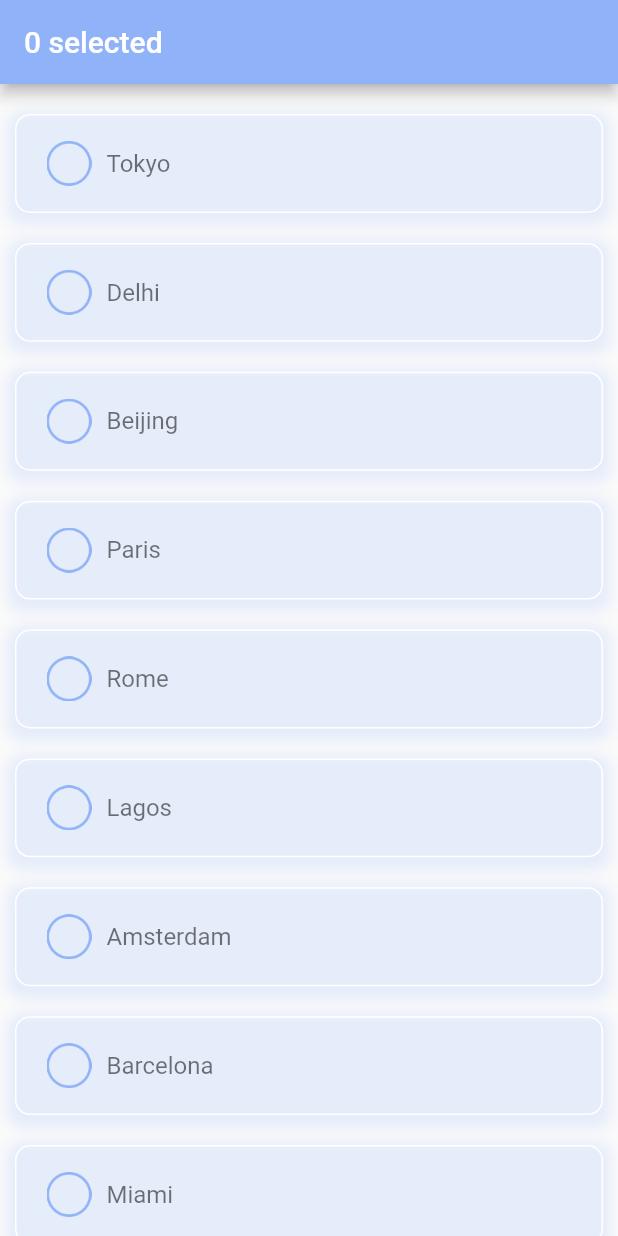
After one commit to YouMe6110/Weather-App, a Flutter app: the screen it shows after launch, after a tap on "Get started", on a phone screen of 412 x 824 dp. The commit adds this screen. Run offline on Flutter 3.47's test engine with Material 2 defaults, Android fonts, the phone set to English and light mode, and no system bars.

Commit message:
Flutter UI

```diff
--- /dev/null
+++ b/lib/models/city.dart
@@ -0,0 +1,72 @@
+class City {
+  bool isSelected;
+  final String city;
+  final String country;
+  final bool isDefault;
+
+  City(
+      {required this.isSelected,
+      required this.city,
+      required this.country,
+      required this.isDefault});
+
+  //List of Cities data
+  static List<City> citiesList = [
+    City(
+        isSelected: false,
+        city: 'London',
+        country: 'United Kindgom',
+        isDefault: true),
+    City(isSelected: false, city: 'Tokyo', country: 'Japan', isDefault: false),
+    City(isSelected: false, city: 'Delhi', country: 'India', isDefault: false),
+    City(
+        isSelected: false, city: 'Beijing', country: 'China', isDefault: false),
+    City(isSelected: false, city: 'Paris', country: 'Paris', isDefault: false),
+    City(isSelected: false, city: 'Rome', country: 'Italy', isDefault: false),
+    City(
+        isSelected: false, city: 'Lagos', country: 'Nigeria', isDefault: false),
+    City(
+        isSelected: false,
+        city: 'Amsterdam',
+        country: 'Netherlands',
+        isDefault: false),
+    City(
+        isSelected: false,
+        city: 'Barcelona',
+        country: 'Spain',
+        isDefault: false),
+    City(
+        isSelected: false,
+        city: 'Miami',
+        country: 'United States',
+        isDefault: false),
+    City(
+        isSelected: false,
+        city: 'Vienna',
+        country: 'Austria',
+        isDefault: false),
+    City(
+        isSelected: false,
+        city: 'Berlin',
+        country: 'Germany',
+        isDefault: false),
+    City(
+        isSelected: false,
+        city: 'Toronto',
+        country: 'Canada',
+        isDefault: false),
+    City(
+        isSelected: false,
+        city: 'Brussels',
+        country: 'Belgium',
+        isDefault: false),
+    City(
+        isSelected: false, city: 'Nairobi', country: 'Kenya', isDefault: false),
+  ];
+
+  //Get the selected cities
+  static List<City> getSelectedCities() {
+    List<City> selectedCities = City.citiesList;
+    return selectedCities.where((city) => city.isSelected == true).toList();
+  }
+}
--- a/lib/models/constants.dart
+++ b/lib/models/constants.dart
@@ -0,0 +1,6 @@
+import 'package:flutter/material.dart';
+
+class Constants {
+  final Color primaryColor = const Color(0xff90B2F9);
+  final Color secondaryColor = const Color(0xff90B2F8);
+}
--- a/lib/ui/get_started.dart
+++ b/lib/ui/get_started.dart
@@ -1,38 +1,49 @@
 import 'package:flutter/material.dart';
+import 'package:weather/models/constants.dart';
+import 'package:weather/ui/welcome.dart';
 
 class GetStarted extends StatelessWidget {
   const GetStarted({Key? key}) : super(key: key);
 
   @override
   Widget build(BuildContext context) {
+    Constants myConstants = Constants();
+
     Size size = MediaQuery.of(context).size;
 
     return Scaffold(
       body: Container(
         width: size.width,
         height: size.height,
-      color: Colors.red,
+        color: myConstants.primaryColor.withOpacity(.5),
         child: Center(
           child: Column(
             mainAxisAlignment: MainAxisAlignment.center,
             crossAxisAlignment: CrossAxisAlignment.center,
+
             children: [
               Image.asset('assets/get-started.png'),
               const SizedBox(height: 30,),
-            Container(
+              GestureDetector(
+                onTap: () {
+                  Navigator.pushReplacement(context,
+                      MaterialPageRoute(builder: (context) => const Welcome()));
+                },
+                child: Container(
                   height: 50,
                   width: size.width * 0.7,
                   decoration: BoxDecoration(
-                color: Colors.blue,
-                borderRadius: const BorderRadius.all(Radius.circular(10),),
-              ),
+                    color: myConstants.primaryColor,
+                    borderRadius: const BorderRadius.all(Radius.circular(10)),),
                   child: const Center(
                     child: Text('Get started', style: TextStyle(color: Colors.white, fontSize: 18),),
                   ),
-            )
+                ),
+              ),
             ],
           ),
         ),
-    ));
+      ),
+    );
   }
 }
--- /dev/null
+++ b/lib/ui/welcome.dart
@@ -0,0 +1,72 @@
+import 'package:flutter/material.dart';
+import 'package:weather/models/city.dart';
+import 'package:weather/models/constants.dart';
+
+class Welcome extends StatefulWidget {
+  const Welcome({Key? key}) : super(key: key);
+
+  @override
+  State<Welcome> createState() => _WelcomeState();
+}
+
+class _WelcomeState extends State<Welcome> {
+  @override
+  Widget build(BuildContext context) {
+    List<City> cities = City.citiesList.where((city) => city.isDefault == false).toList();
+    List<City> selectedCities = City.getSelectedCities();
+
+    Constants myConstants = Constants();
+    Size size = MediaQuery.of(context).size;
+
+    return Scaffold(
+      appBar: AppBar(
+        automaticallyImplyLeading: false,
+        backgroundColor: myConstants.secondaryColor,
+        title: Text(selectedCities.length.toString() + ' selected'),
+      ),
+      body: ListView.builder(
+        physics: const BouncingScrollPhysics(),
+        itemCount: cities.length,
+        itemBuilder: (BuildContext context, int index){
+          return Container(
+            margin: const EdgeInsets.only(left: 10, top: 20, right: 10),
+            padding: const EdgeInsets.symmetric(horizontal: 20),
+            height: size.height * .08,
+            width: size.width,
+            decoration: BoxDecoration(
+                border: cities[index].isSelected == true ? Border.all(
+                  color: myConstants.secondaryColor.withOpacity(.6),
+                  width: 2,
+                ) : Border.all(color: Colors.white),
+                borderRadius: const BorderRadius.all(Radius.circular(10)),
+                boxShadow: [
+                  BoxShadow(
+                    color: myConstants.primaryColor.withOpacity(.2),
+                    spreadRadius: 5,
+                    blurRadius: 7,
+                    offset: const Offset(0, 3),
+                  )
+                ]
+            ),
+            child: Row(
+              children: [
+                GestureDetector(
+                    onTap: (){
+                      setState(() {
+                        cities[index].isSelected =! cities[index].isSelected;
+                      });
+                    },
+                    child: Image.asset(cities[index].isSelected == true ? 'assets/checked.png' : 'assets/unchecked.png', width: 30,)),
+                const SizedBox( width: 10,),
+                Text(cities[index].city, style: TextStyle(
+                  fontSize: 16,
+                  color: cities[index].isSelected == true ? myConstants.primaryColor : Colors.black54,
+                ),)
+              ],
+            ),
+          );
+        },
+      ),
+    );
+  }
+}
```
Lines whose indentation alone changed are shown as unchanged.
